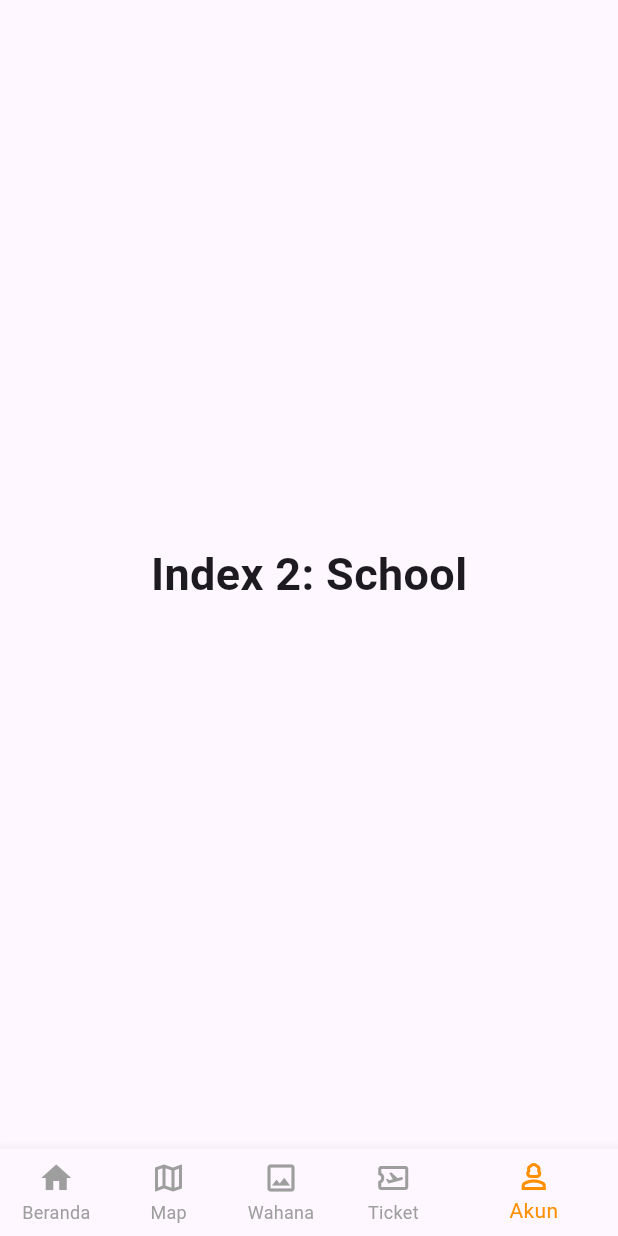
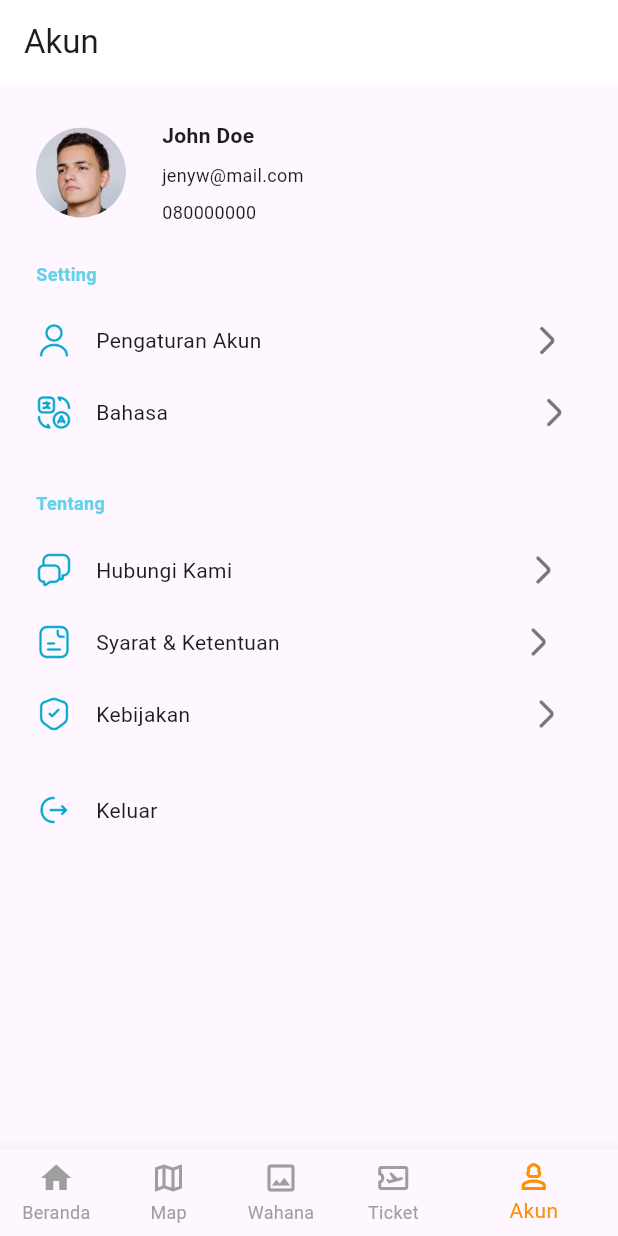
Before and after one commit to RezkiArifin/project_ancol, a Flutter app: the screen it shows after launch, item 5 of the bottom bar chosen, on a phone screen of 412 x 824 dp. Run offline on Flutter 3.47's test engine with Material 2 defaults, Android fonts, the phone set to English and light mode, and no system bars; our stand-ins replace carousel_slider.

Commit message:
Slicing UI
profile & tiket_promo

```diff
--- a/lib/main.dart
+++ b/lib/main.dart
@@ -1,5 +1,6 @@
 import 'package:flutter/material.dart';
 import 'package:tiket_saya/screens/home_screen.dart';
+import 'package:tiket_saya/screens/profile.dart';
 import 'package:tiket_saya/screens/tiket_saya_screen.dart';
 import 'package:tiket_saya/screens/wahana_screen.dart';
 
@@ -51,10 +52,7 @@ class _BottomNavigationBarExampleState
     ),
     WahanaScreen(),
     TiketSayaScreen(),
-    Text(
-      'Index 2: School',
-      style: optionStyle,
-    ),
+    ProfileScreen(),
   ];
 
   void _onItemTapped(int index) {
--- /dev/null
+++ b/lib/screens/profile.dart
@@ -0,0 +1,242 @@
+import 'package:flutter/material.dart';
+
+class ProfileScreen extends StatelessWidget {
+  const ProfileScreen({super.key});
+
+  @override
+  Widget build(BuildContext context) {
+    return Scaffold(
+      appBar: AppBar(
+        elevation: 0,
+        backgroundColor: Colors.white,
+        title: const Text('Akun'),
+      ),
+      body: Padding(
+        padding: const EdgeInsets.only(left: 24, right: 24, top: 24),
+        child: Column(
+          crossAxisAlignment: CrossAxisAlignment.start,
+          children: [
+            const Row(
+              children: [
+                SizedBox(
+                  width: 60,
+                  child: Stack(
+                    children: <Widget>[
+                      SizedBox(
+                        width: 60,
+                        height: 60,
+                        child: CircleAvatar(
+                          radius: 55,
+                          backgroundImage:
+                              //pake foto dari api(?)
+                              AssetImage("assets/images/profile_images.png"),
+                        ),
+                      ),
+                    ],
+                  ),
+                ),
+                Padding(
+                  padding: EdgeInsets.only(left: 24),
+                  child: Column(
+                    crossAxisAlignment: CrossAxisAlignment.start,
+                    children: [
+                      Text(
+                        "John Doe",
+                        style: TextStyle(
+                            fontSize: 14, fontWeight: FontWeight.w600),
+                      ),
+                      Padding(
+                        padding: EdgeInsets.symmetric(vertical: 8),
+                        child: Text(
+                          "jenyw@mail.com",
+                          style: TextStyle(
+                              fontSize: 12, fontWeight: FontWeight.w400),
+                        ),
+                      ),
+                      Text(
+                        "080000000",
+                        style: TextStyle(
+                            fontSize: 12, fontWeight: FontWeight.w400),
+                      ),
+                    ],
+                  ),
+                )
+              ],
+            ),
+            const Padding(
+              padding: EdgeInsets.symmetric(vertical: 24),
+              child: Text(
+                "Setting",
+                style: TextStyle(
+                    fontSize: 12,
+                    fontWeight: FontWeight.w600,
+                    color: Color.fromARGB(255, 97, 210, 236)),
+              ),
+            ),
+            GestureDetector(
+              onTap: () {},
+              child: Row(
+                children: [
+                  Image.asset(
+                    "assets/icon/user_icon.png",
+                    width: 24,
+                    height: 24,
+                  ),
+                  const SizedBox(
+                    width: 16,
+                  ),
+                  const Text("Pengaturan Akun"),
+                  const SizedBox(
+                    width: 178,
+                  ),
+                  Image.asset(
+                    "assets/icon/arrow-right_icon.png",
+                    width: 24,
+                    height: 24,
+                  )
+                ],
+              ),
+            ),
+            const SizedBox(
+              height: 24,
+            ),
+            GestureDetector(
+              onTap: () {},
+              child: Row(
+                children: [
+                  Image.asset(
+                    "assets/icon/translate_icon.png",
+                    width: 24,
+                    height: 24,
+                  ),
+                  const SizedBox(
+                    width: 16,
+                  ),
+                  const Text("Bahasa"),
+                  const SizedBox(
+                    width: 245,
+                  ),
+                  Image.asset(
+                    "assets/icon/arrow-right_icon.png",
+                    width: 24,
+                    height: 24,
+                  )
+                ],
+              ),
+            ),
+            const SizedBox(
+              height: 16,
+            ),
+            const Padding(
+              padding: EdgeInsets.symmetric(vertical: 24),
+              child: Text(
+                "Tentang",
+                style: TextStyle(
+                    fontSize: 12,
+                    fontWeight: FontWeight.w600,
+                    color: Color.fromARGB(255, 97, 210, 236)),
+              ),
+            ),
+            GestureDetector(
+              onTap: () {},
+              child: Row(
+                children: [
+                  Image.asset(
+                    "assets/icon/messages_icon.png",
+                    width: 24,
+                    height: 24,
+                  ),
+                  const SizedBox(
+                    width: 16,
+                  ),
+                  const Text("Hubungi Kami"),
+                  const SizedBox(
+                    width: 195,
+                  ),
+                  Image.asset(
+                    "assets/icon/arrow-right_icon.png",
+                    width: 24,
+                    height: 24,
+                  )
+                ],
+              ),
+            ),
+            const SizedBox(
+              height: 24,
+            ),
+            GestureDetector(
+              onTap: () {},
+              child: Row(
+                children: [
+                  Image.asset(
+                    "assets/icon/sk_icon.png",
+                    width: 24,
+                    height: 24,
+                  ),
+                  const SizedBox(
+                    width: 16,
+                  ),
+                  const Text("Syarat & Ketentuan"),
+                  const SizedBox(
+                    width: 160,
+                  ),
+                  Image.asset(
+                    "assets/icon/arrow-right_icon.png",
+                    width: 24,
+                    height: 24,
+                  )
+                ],
+              ),
+            ),
+            const SizedBox(
+              height: 24,
+            ),
+            GestureDetector(
+              onTap: () {},
+              child: Row(
+                children: [
+                  Image.asset(
+                    "assets/icon/shield_icon.png",
+                    width: 24,
+                    height: 24,
+                  ),
+                  const SizedBox(
+                    width: 16,
+                  ),
+                  const Text("Kebijakan"),
+                  const SizedBox(
+                    width: 225,
+                  ),
+                  Image.asset(
+                    "assets/icon/arrow-right_icon.png",
+                    width: 24,
+                    height: 24,
+                  )
+                ],
+              ),
+            ),
+            const SizedBox(
+              height: 40,
+            ),
+            GestureDetector(
+              onTap: () {},
+              child: Row(
+                children: [
+                  Image.asset(
+                    "assets/icon/logout_icon.png",
+                    width: 24,
+                    height: 24,
+                  ),
+                  const SizedBox(
+                    width: 16,
+                  ),
+                  const Text("Keluar"),
+                ],
+              ),
+            ),
+          ],
+        ),
+      ),
+    );
+  }
+}
```
Also changed, not shown: lib/screens/home_screen.dart (+73 -12 lines), lib/screens/tiket_promo.dart (added, +104 -0 lines), lib/screens/wahana_screen.dart (+0 -31 lines), assets/icon/arrow-right_icon.png (added), assets/icon/logout_icon.png (added), assets/icon/messages_icon.png (added), assets/icon/shield_icon.png (added), assets/icon/sk_icon.png (added), assets/icon/translate_icon.png (added), assets/icon/user_icon.png (added), assets/images/fun-illusion_images.png (added), assets/images/prewed_images.png (added), assets/images/profile_images.png (added).
